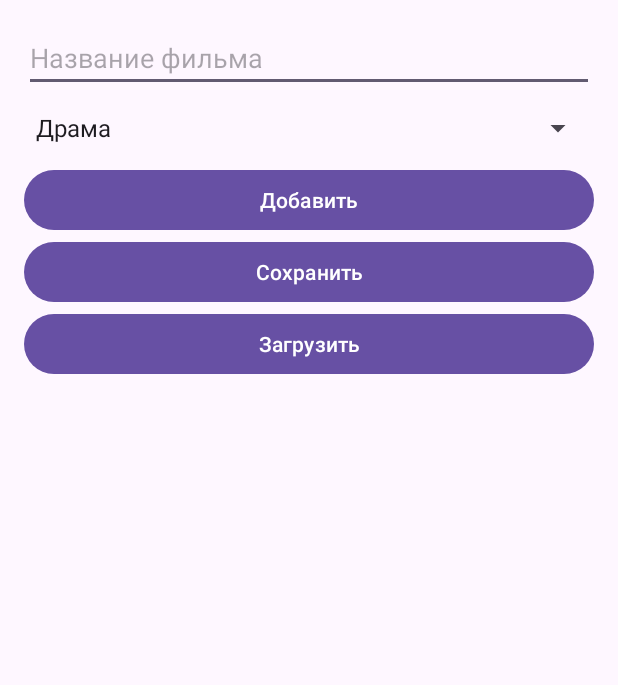
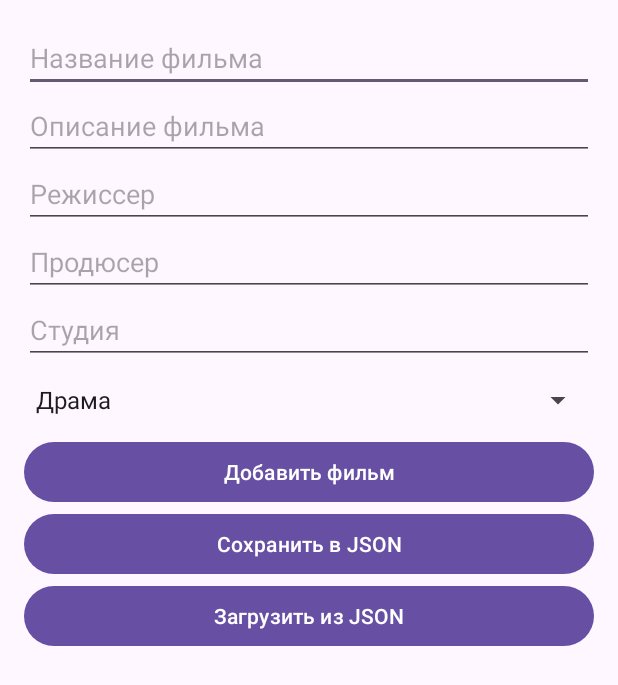
Before and after one commit to dimavoronkov2222/Movie-app, an Android app: the screen it shows after launch (MainActivity), on a phone screen of 412 x 824 dp. Shown: the top 685 px of the screen. Run offline under Robolectric (Android 15) with nearby library versions, the phone set to English and light mode, and no system bars.

Commit message:
edit code

```diff
--- a/app/src/main/java/com/dmytro/moviesapp/MainActivity.java
+++ b/app/src/main/java/com/dmytro/moviesapp/MainActivity.java
@@ -1,4 +1,5 @@
 package com.dmytro.moviesapp;
+import android.annotation.SuppressLint;
 import android.content.Intent;
 import android.net.Uri;
 import android.os.Bundle;
@@ -11,37 +12,51 @@ import org.json.JSONException;
 import java.io.*;
 import java.util.ArrayList;
 public class MainActivity extends AppCompatActivity {
-    private EditText editTextTitle;
+    private EditText editTextTitle, editTextDescription, editTextDirector, editTextProducer, editTextStudio;
     private Spinner spinnerGenre;
     private ArrayList<String> movieList;
     private ArrayAdapter<String> movieAdapter;
+    @SuppressLint("MissingInflatedId")
     @Override
     protected void onCreate(Bundle savedInstanceState) {
         super.onCreate(savedInstanceState);
         setContentView(R.layout.activity_main);
         editTextTitle = findViewById(R.id.editTextTitle);
+        editTextDescription = findViewById(R.id.editTextDescription);
+        editTextDirector = findViewById(R.id.editTextDirector);
+        editTextProducer = findViewById(R.id.editTextProducer);
+        editTextStudio = findViewById(R.id.editTextStudio);
         spinnerGenre = findViewById(R.id.spinnerGenre);
-        Button buttonAdd = findViewById(R.id.buttonAdd);
+        Button buttonAddMovie = findViewById(R.id.buttonAddMovie);
         Button buttonSave = findViewById(R.id.buttonSave);
         Button buttonLoad = findViewById(R.id.buttonLoad);
         ListView listViewMovies = findViewById(R.id.listViewMovies);
+        movieList = new ArrayList<>();
+        movieAdapter = new ArrayAdapter<>(this, android.R.layout.simple_list_item_1, movieList);
+        listViewMovies.setAdapter(movieAdapter);
         String[] genres = {"Драма", "Комедия", "Боевик", "Фантастика", "Хоррор"};
         ArrayAdapter<String> adapter = new ArrayAdapter<>(this, android.R.layout.simple_spinner_dropdown_item, genres);
         spinnerGenre.setAdapter(adapter);
-        movieList = new ArrayList<>();
-        movieAdapter = new ArrayAdapter<>(this, android.R.layout.simple_list_item_1, movieList);
-        listViewMovies.setAdapter(movieAdapter);
-        buttonAdd.setOnClickListener(view -> {
+        buttonAddMovie.setOnClickListener(v -> {
             String title = editTextTitle.getText().toString().trim();
-            String selectedGenre = spinnerGenre.getSelectedItem().toString();
-            if (title.isEmpty()) {
-                Toast.makeText(this, "Введите название фильма", Toast.LENGTH_SHORT).show();
+            String description = editTextDescription.getText().toString().trim();
+            String director = editTextDirector.getText().toString().trim();
+            String producer = editTextProducer.getText().toString().trim();
+            String studio = editTextStudio.getText().toString().trim();
+            String genre = spinnerGenre.getSelectedItem().toString();
+            if (title.isEmpty() || description.isEmpty()) {
+                Toast.makeText(this, "Заполните все обязательные поля!", Toast.LENGTH_SHORT).show();
                 return;
             }
-            String movieEntry = title + " (" + selectedGenre + ")";
-            movieList.add(movieEntry);
+            String movieDetails = title + " (" + genre + ")\nОписание: " + description + "\nРежиссер: " + director +
+                    "\nПродюсер: " + producer + "\nСтудия: " + studio;
+            movieList.add(movieDetails);
             movieAdapter.notifyDataSetChanged();
             editTextTitle.setText("");
+            editTextDescription.setText("");
+            editTextDirector.setText("");
+            editTextProducer.setText("");
+            editTextStudio.setText("");
             Toast.makeText(this, "Фильм добавлен!", Toast.LENGTH_SHORT).show();
         });
         listViewMovies.setOnItemClickListener((parent, view, position, id) -> {
--- a/app/src/main/res/layout/activity_main.xml
+++ b/app/src/main/res/layout/activity_main.xml
@@ -1,7 +1,5 @@
 <?xml version="1.0" encoding="utf-8"?>
 <LinearLayout xmlns:android="http://schemas.android.com/apk/res/android"
-    xmlns:tools="http://schemas.android.com/tools"
-    android:id="@+id/mainLayout"
     android:layout_width="match_parent"
     android:layout_height="match_parent"
     android:orientation="vertical"
@@ -10,28 +8,46 @@
         android:id="@+id/editTextTitle"
         android:layout_width="match_parent"
         android:layout_height="wrap_content"
-        android:hint="Название фильма"
-        tools:ignore="HardcodedText" />
+        android:hint="Название фильма" />
+    <EditText
+        android:id="@+id/editTextDescription"
+        android:layout_width="match_parent"
+        android:layout_height="wrap_content"
+        android:hint="Описание фильма" />
+    <EditText
+        android:id="@+id/editTextDirector"
+        android:layout_width="match_parent"
+        android:layout_height="wrap_content"
+        android:hint="Режиссер" />
+    <EditText
+        android:id="@+id/editTextProducer"
+        android:layout_width="match_parent"
+        android:layout_height="wrap_content"
+        android:hint="Продюсер" />
+    <EditText
+        android:id="@+id/editTextStudio"
+        android:layout_width="match_parent"
+        android:layout_height="wrap_content"
+        android:hint="Студия" />
     <Spinner
         android:id="@+id/spinnerGenre"
         android:layout_width="match_parent"
         android:layout_height="wrap_content" />
     <Button
-        android:id="@+id/buttonAdd"
+        android:id="@+id/buttonAddMovie"
         android:layout_width="match_parent"
         android:layout_height="wrap_content"
-        android:text="Добавить"
-        tools:ignore="HardcodedText" />
+        android:text="Добавить фильм" />
     <Button
         android:id="@+id/buttonSave"
         android:layout_width="match_parent"
         android:layout_height="wrap_content"
-        android:text="Сохранить" />
+        android:text="Сохранить в JSON" />
     <Button
         android:id="@+id/buttonLoad"
         android:layout_width="match_parent"
         android:layout_height="wrap_content"
-        android:text="Загрузить" />
+        android:text="Загрузить из JSON" />
     <ListView
         android:id="@+id/listViewMovies"
         android:layout_width="match_parent"
```
